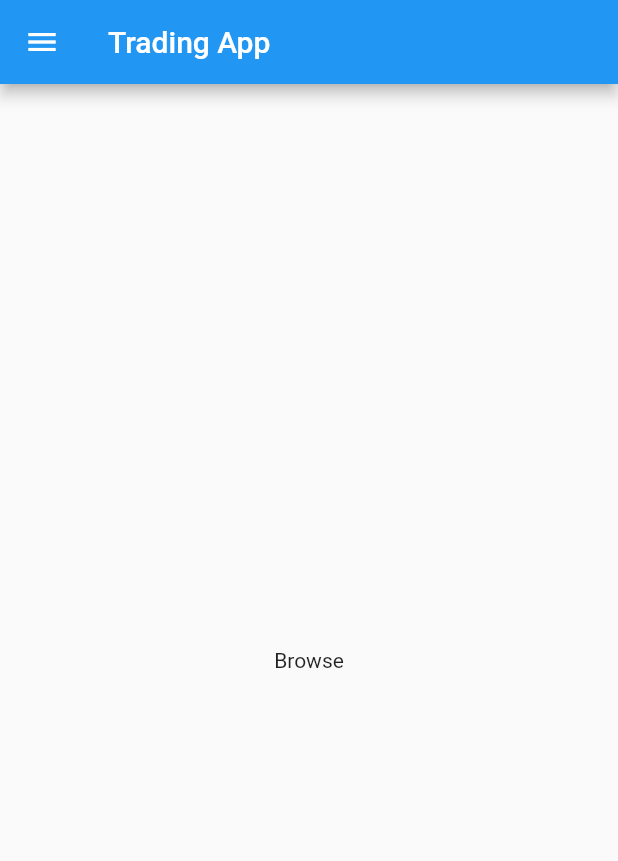
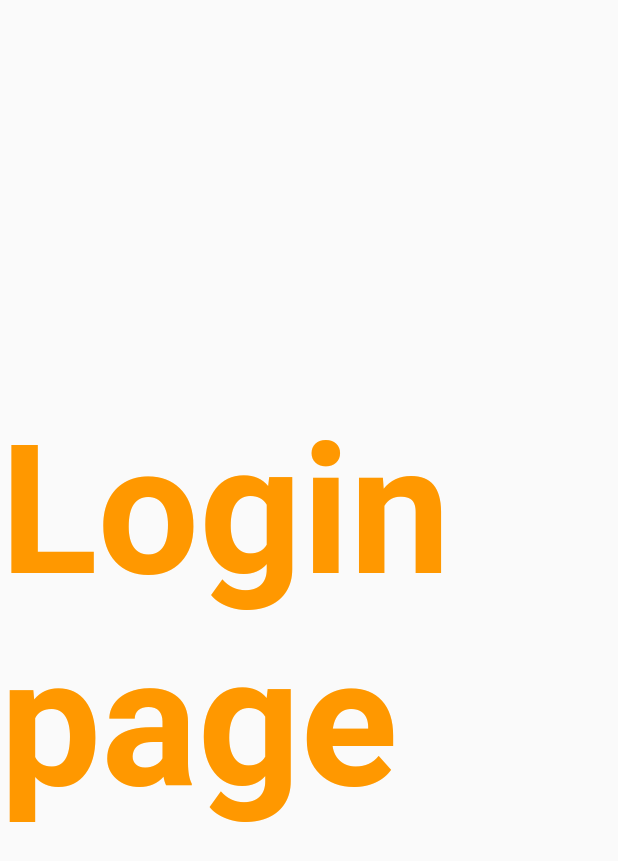
Before and after one commit to ds4914/flutter, a Flutter app: the screen it shows after launch, on a phone screen of 412 x 824 dp. Shown: the top 861 px of the screen. Run offline on Flutter 3.47's test engine with Material 2 defaults, Android fonts, the light colour scheme and no system bars.

Commit message:
day2 completed

```diff
--- a/dinesh/lib/main.dart
+++ b/dinesh/lib/main.dart
@@ -1,4 +1,5 @@
-import 'package:dinesh/home_page.dart';
+import 'package:dinesh/pages/home_page.dart';
+import 'package:dinesh/pages/login_page.dart';
 import 'package:flutter/material.dart';
 
 void main() => runApp(const MyApp());
@@ -8,7 +9,16 @@ class MyApp extends StatelessWidget {
   @override
   Widget build(BuildContext context) {
     return MaterialApp(
-      home: Homepage(),
+
+      themeMode: ThemeMode.light,
+      theme: ThemeData(
+        primarySwatch: Colors.red,
+      ),
+      initialRoute: "/Login",
+      routes: {
+"/": (context) => Homepage(),
+"/Login": (context) => LoginPage(),
+      },
     );
   }
 }
--- /dev/null
+++ b/dinesh/lib/pages/login_page.dart
@@ -0,0 +1,20 @@
+import 'package:flutter/material.dart';
+class LoginPage extends StatelessWidget {
+  const LoginPage({super.key});
+
+  @override
+  Widget build(BuildContext context) {
+    return Material(
+      child: Center(
+        child: Text("Login page",
+        style: TextStyle(
+          fontSize: 40,
+          fontWeight: FontWeight.bold,
+          color: Colors.orange,
+        ),
+        textScaleFactor: 3.0,
+        ),
+      )
+    );
+  }
+}
```
Also changed, not shown: dinesh/lib/pages/home_page.dart (renamed from dinesh/lib/home_page.dart).
